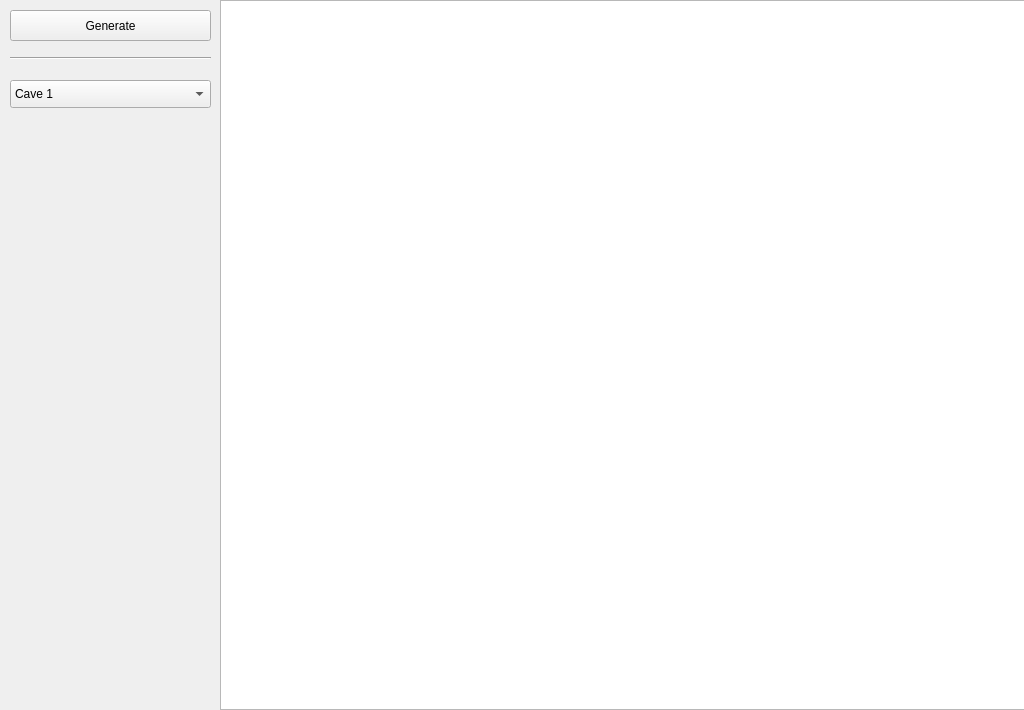
Paul-Wortmann/librmgGUI, file mainwindow.ui: the form before one commit.
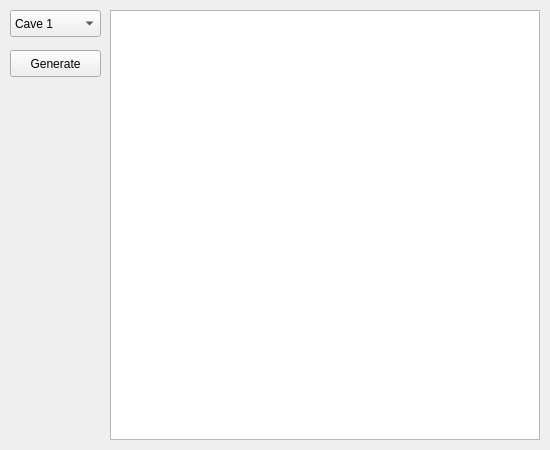
The form after the commit.

Patch:
```diff
--- a/mainwindow.ui
+++ b/mainwindow.ui
@@ -6,141 +6,39 @@
    <rect>
     <x>0</x>
     <y>0</y>
-    <width>1024</width>
-    <height>710</height>
+    <width>550</width>
+    <height>450</height>
    </rect>
   </property>
+  <property name="sizePolicy">
+   <sizepolicy hsizetype="Fixed" vsizetype="Fixed">
+    <horstretch>0</horstretch>
+    <verstretch>0</verstretch>
+   </sizepolicy>
+  </property>
   <property name="minimumSize">
    <size>
-    <width>1024</width>
-    <height>710</height>
+    <width>550</width>
+    <height>450</height>
    </size>
   </property>
   <property name="maximumSize">
    <size>
-    <width>1024</width>
-    <height>710</height>
+    <width>550</width>
+    <height>450</height>
    </size>
   </property>
   <property name="windowTitle">
    <string>librmgGUI</string>
   </property>
   <widget class="QWidget" name="centralWidget">
-   <property name="minimumSize">
-    <size>
-     <width>1024</width>
-     <height>710</height>
-    </size>
-   </property>
-   <widget class="QTextEdit" name="textEdit_mapView">
-    <property name="geometry">
-     <rect>
-      <x>220</x>
-      <y>0</y>
-      <width>810</width>
-      <height>710</height>
-     </rect>
-    </property>
-    <property name="sizePolicy">
-     <sizepolicy hsizetype="Fixed" vsizetype="Fixed">
-      <horstretch>0</horstretch>
-      <verstretch>0</verstretch>
-     </sizepolicy>
-    </property>
-    <property name="minimumSize">
-     <size>
-      <width>810</width>
-      <height>710</height>
-     </size>
-    </property>
-    <property name="maximumSize">
-     <size>
-      <width>810</width>
-      <height>710</height>
-     </size>
-    </property>
-    <property name="font">
-     <font>
-      <family>Linux Libertine Mono O</family>
-      <pointsize>4</pointsize>
-      <kerning>true</kerning>
-     </font>
-    </property>
-    <property name="focusPolicy">
-     <enum>Qt::NoFocus</enum>
-    </property>
-    <property name="contextMenuPolicy">
-     <enum>Qt::NoContextMenu</enum>
-    </property>
-    <property name="acceptDrops">
-     <bool>false</bool>
-    </property>
-    <property name="toolTip">
-     <string notr="true"/>
-    </property>
-    <property name="statusTip">
-     <string notr="true"/>
-    </property>
-    <property name="whatsThis">
-     <string notr="true"/>
-    </property>
-    <property name="accessibleName">
-     <string notr="true"/>
-    </property>
-    <property name="accessibleDescription">
-     <string notr="true"/>
-    </property>
-    <property name="autoFillBackground">
-     <bool>false</bool>
-    </property>
-    <property name="inputMethodHints">
-     <set>Qt::ImhNone</set>
-    </property>
-    <property name="verticalScrollBarPolicy">
-     <enum>Qt::ScrollBarAlwaysOff</enum>
-    </property>
-    <property name="horizontalScrollBarPolicy">
-     <enum>Qt::ScrollBarAlwaysOff</enum>
-    </property>
-    <property name="sizeAdjustPolicy">
-     <enum>QAbstractScrollArea::AdjustToContents</enum>
-    </property>
-    <property name="documentTitle">
-     <string notr="true"/>
-    </property>
-    <property name="undoRedoEnabled">
-     <bool>false</bool>
-    </property>
-    <property name="lineWrapMode">
-     <enum>QTextEdit::NoWrap</enum>
-    </property>
-    <property name="readOnly">
-     <bool>true</bool>
-    </property>
-    <property name="html">
-     <string notr="true">&lt;!DOCTYPE HTML PUBLIC &quot;-//W3C//DTD HTML 4.0//EN&quot; &quot;http://www.w3.org/TR/REC-html40/strict.dtd&quot;&gt;
-&lt;html&gt;&lt;head&gt;&lt;meta name=&quot;qrichtext&quot; content=&quot;1&quot; /&gt;&lt;style type=&quot;text/css&quot;&gt;
-p, li { white-space: pre-wrap; }
-&lt;/style&gt;&lt;/head&gt;&lt;body style=&quot; font-family:'Linux Libertine Mono O'; font-size:4pt; font-weight:400; font-style:normal;&quot;&gt;
-&lt;p style=&quot;-qt-paragraph-type:empty; margin-top:0px; margin-bottom:0px; margin-left:0px; margin-right:0px; -qt-block-indent:0; text-indent:0px; font-family:'Cantarell'; font-size:11pt;&quot;&gt;&lt;br /&gt;&lt;/p&gt;&lt;/body&gt;&lt;/html&gt;</string>
-    </property>
-    <property name="acceptRichText">
-     <bool>false</bool>
-    </property>
-    <property name="textInteractionFlags">
-     <set>Qt::NoTextInteraction</set>
-    </property>
-    <property name="placeholderText">
-     <string notr="true"/>
-    </property>
-   </widget>
-   <widget class="QPushButton" name="pushButton">
+   <widget class="QPushButton" name="pushButton_generate">
     <property name="geometry">
      <rect>
       <x>10</x>
-      <y>10</y>
-      <width>201</width>
-      <height>31</height>
+      <y>50</y>
+      <width>91</width>
+      <height>27</height>
      </rect>
     </property>
     <property name="text">
@@ -151,9 +49,9 @@
     <property name="geometry">
      <rect>
       <x>10</x>
-      <y>80</y>
-      <width>201</width>
-      <height>28</height>
+      <y>10</y>
+      <width>91</width>
+      <height>27</height>
      </rect>
     </property>
     <item>
@@ -187,17 +85,20 @@
      </property>
     </item>
    </widget>
-   <widget class="Line" name="line">
+   <widget class="QTextEdit" name="textEdit_mapView">
     <property name="geometry">
      <rect>
-      <x>10</x>
-      <y>50</y>
-      <width>201</width>
-      <height>16</height>
+      <x>110</x>
+      <y>10</y>
+      <width>430</width>
+      <height>430</height>
      </rect>
     </property>
-    <property name="orientation">
-     <enum>Qt::Horizontal</enum>
+    <property name="font">
+     <font>
+      <family>Liberation Mono</family>
+      <pointsize>4</pointsize>
+     </font>
     </property>
    </widget>
   </widget>
```
Left out of the diff: 2 changed lines with no effect on the pictures.
